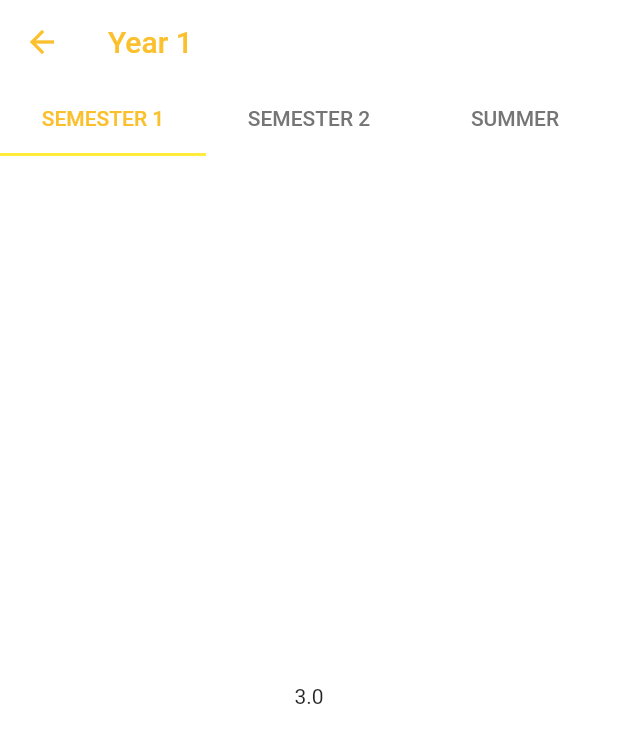
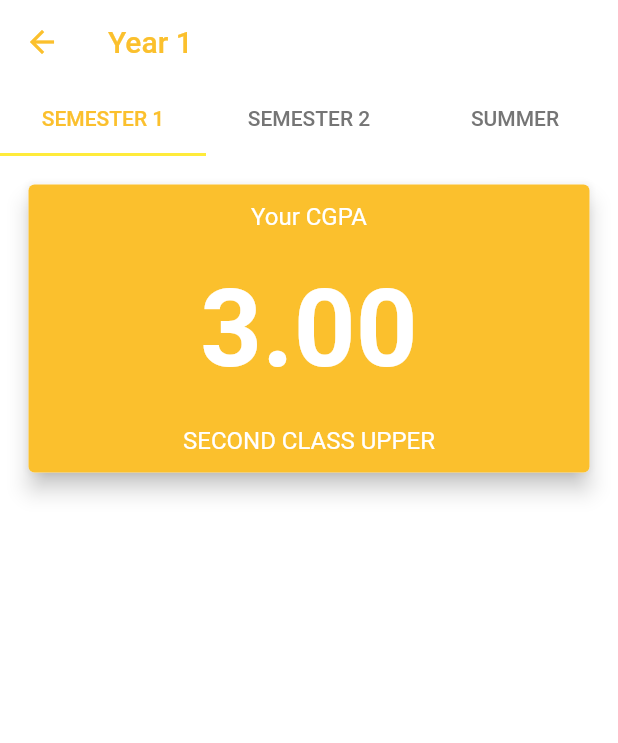
Before and after one commit to ANU-TEAM/anu-cgpa-moible-ui, a Flutter app: the screen it shows after launch, after a tap on the "add" icon, after a tap on "Year", on a phone screen of 412 x 824 dp. Shown: the top 743 px of the screen. Run offline on Flutter 3.47's test engine with Material 2 defaults, Android fonts, the light colour scheme and no system bars; our stand-ins replace flutter_slidable, flutter_svg.

Commit message:
Implement Semester CGPA Card

```diff
--- /dev/null
+++ b/lib/components/SemesterCgpaCard.dart
@@ -0,0 +1,50 @@
+import 'package:flutter/material.dart';
+
+class SemesterCgpaCard extends StatelessWidget {
+  final double semestercgpa;
+  SemesterCgpaCard({this.semestercgpa});
+
+  @override
+  Widget build(BuildContext context) {
+    return Card(
+      elevation: 6,
+      child: Container(
+        decoration: BoxDecoration(
+          color: Colors.yellow[700],
+          borderRadius: BorderRadius.all(
+            Radius.circular(4),
+          ),
+        ),
+        child: Column(
+          mainAxisAlignment: MainAxisAlignment.spaceAround,
+          children: [
+            Text(
+              "Your CGPA",
+              style: TextStyle(
+                color: Colors.white,
+                fontSize: 16,
+                fontWeight: FontWeight.normal,
+              ),
+            ),
+            Text(
+              "${this.semestercgpa.toStringAsFixed(2)}",
+              style: TextStyle(
+                color: Colors.white,
+                fontSize: 72,
+                fontWeight: FontWeight.w600,
+              ),
+            ),
+            Text(
+              "SECOND CLASS UPPER",
+              style: TextStyle(
+                color: Colors.white,
+                fontSize: 16,
+                fontWeight: FontWeight.normal,
+              ),
+            ),
+          ],
+        ),
+      ),
+    );
+  }
+}
--- a/lib/screens/YearDetailScreen.dart
+++ b/lib/screens/YearDetailScreen.dart
@@ -1,3 +1,4 @@
+import 'package:anucgpa/components/SemesterCgpaCard.dart';
 import 'package:anucgpa/components/YearCard.dart';
 import 'package:anucgpa/models/SemesterModel.dart';
 import 'package:flutter/material.dart';
@@ -58,13 +59,43 @@ class YearDetailScreen extends StatelessWidget {
               child: TabBarView(
                 children: [
                   Center(
-                    child: Text("${semesters[0].grade}"),
+                    child: ListView(
+                      children: [
+                        Container(
+                          padding: EdgeInsets.all(15),
+                          height: 230,
+                          child: SemesterCgpaCard(
+                            semestercgpa: semesters[0].grade,
+                          ),
+                        ),
+                      ],
+                    ),
                   ),
                   Center(
-                    child: Text("${semesters[1].grade}"),
+                    child: ListView(
+                      children: [
+                        Container(
+                          padding: EdgeInsets.all(15),
+                          height: 230,
+                          child: SemesterCgpaCard(
+                            semestercgpa: semesters[1].grade,
+                          ),
+                        ),
+                      ],
+                    ),
                   ),
                   Center(
-                    child: Text("${semesters[2].grade}"),
+                    child: ListView(
+                      children: [
+                        Container(
+                          padding: EdgeInsets.all(15),
+                          height: 230,
+                          child: SemesterCgpaCard(
+                            semestercgpa: semesters[2].grade,
+                          ),
+                        ),
+                      ],
+                    ),
                   ),
                 ],
               ),
```
